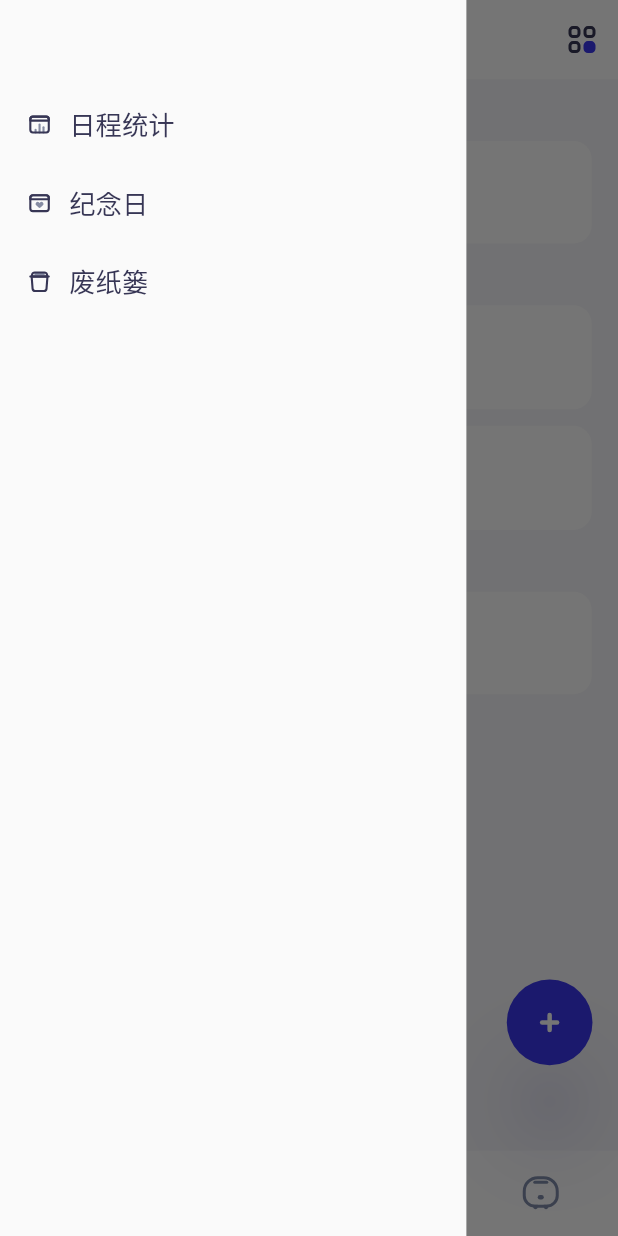
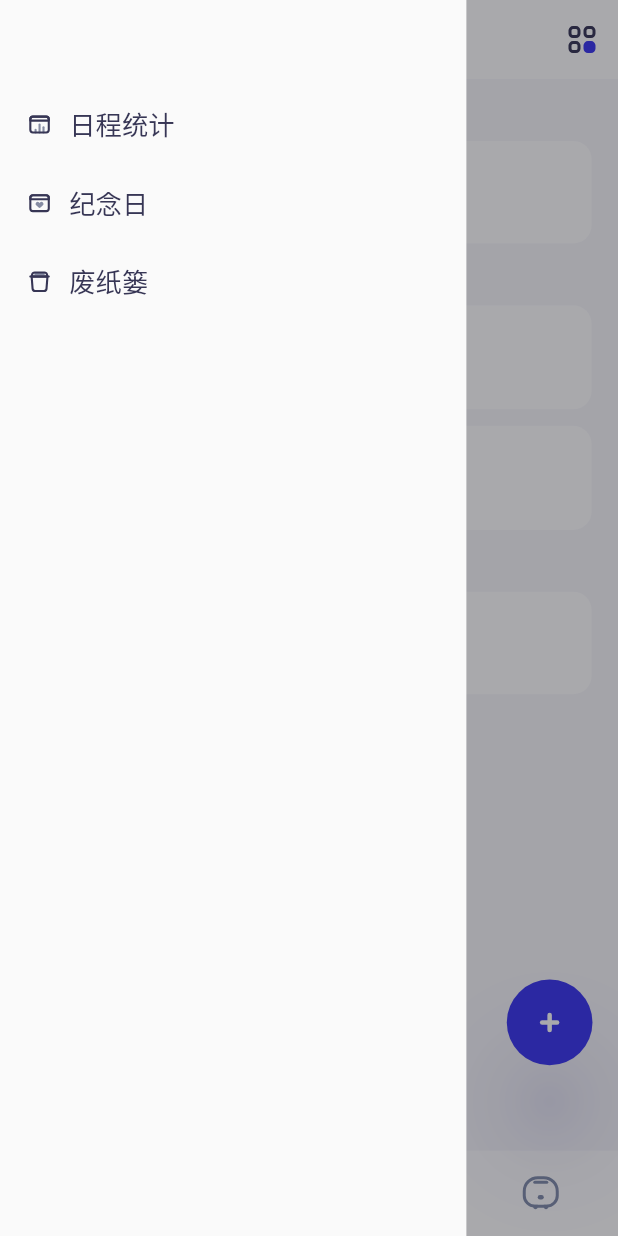
Before and after one commit to glitchboyl/DOIT, a Flutter app: the screen it shows after launch, after a tap on an icon or button, on a phone screen of 412 x 824 dp. Run offline on Flutter 3.47's test engine with Material 2 defaults, Android fonts, the phone set to English and light mode, and no system bars; drawn by our look-alikes of flutter_slidable; our stand-ins replace dotted_line, flutter_screenutil, flutter_svg.

Commit message:
feat(wip): confirm dialog

```diff
--- a/lib/constants/styles.dart
+++ b/lib/constants/styles.dart
@@ -8,8 +8,9 @@ abstract class Styles {
   static const Color PrimaryTextColor = Color(0xFF373655);
   static const Color SecondaryTextColor = Color(0xFF868CA3);
   static const Color BackgroundColor = Color(0xFFF7F7FA);
+  static const Color BarrierColor = Color(0x5C10101A);
+  static const Color DeactivedColor = Color(0xFFDBDEEE);
   static const Color DeactivedDeepColor = Color(0xFFB8BBCC);
-  static const Color DeactivedColor = Color(0xFFDBDEEE);
   static const Color ToDoItemLevelIVColor = Color(0xFF4BEB9B);
   static const Color ToDoItemLevelIIIColor = Color(0xFF3DCFFF);
   static const Color ToDoItemLevelIIColor = Color(0xFFFFD83D);
@@ -28,6 +29,8 @@ abstract class Styles {
   static const Color ResumeActivedColor = Color(0xFFD2AA26);
   static const Color AddToDoItemButtonShadowColor = Color(0x33312DE0);
 
+  static const Color DialogActionActivedColor = Color(0xFFEFEFF2);
+
   static double textSize = 14.sp;
   static double textLineHeight = 20.sp;
   static double smallTextSize = 12.sp;
@@ -35,6 +38,8 @@ abstract class Styles {
   static double largeTextSize = 18.sp;
   static double largeTextLineHeight = 26.sp;
 
+  static double dialogContentLineHeight = 18.sp;
+
   static double drawerItemTextSize = 16.sp;
   static double drawerItemTextLineHeight = 22.sp;
 }
--- a/lib/main.dart
+++ b/lib/main.dart
@@ -72,6 +72,7 @@ class DOITAppState extends State<DOITApp> {
           ),
           themeMode: ThemeMode.light,
           home: Scaffold(
+            drawerScrimColor: Styles.BarrierColor,
             appBar: _appBarWidgets[_currentIndex],
             body: IndexedStack(index: _currentIndex, children: _pageWidgets),
             drawer: SchedulePageDrawer(),
--- /dev/null
+++ b/lib/utils/show_confirm_dialog.dart
@@ -0,0 +1,20 @@
+import 'package:flutter/material.dart';
+import 'package:doit/widgets/confirm_dialog.dart';
+import 'package:doit/constants/styles.dart';
+
+final showConfirmDialog = ({
+  required BuildContext context,
+  required String content,
+  required void Function(BuildContext) onConfirm,
+  bool? danger,
+}) =>
+    showDialog(
+      context: context,
+      builder: (context) => ConfirmDialogBuilder(
+          key: UniqueKey(),
+          content: content,
+          onConfirm: onConfirm,
+          danger: danger),
+      barrierDismissible: false,
+      barrierColor: Styles.BarrierColor,
+    );
--- a/lib/widgets/add_to_do_item_button.dart
+++ b/lib/widgets/add_to_do_item_button.dart
@@ -45,7 +45,7 @@ class AddToDoItemButtonState extends State<AddToDoItemButton>
         shadowColor: Styles.AddToDoItemButtonShadowColor,
         elevation: 24.w,
         shape: const CircleBorder(),
-        child: SVGIcon(
+        child: const SVGIcon(
           icon: 'assets/images/add_to_do_item.svg',
         ),
         onPressed: () => showModalBottomSheet(
@@ -53,6 +53,7 @@ class AddToDoItemButtonState extends State<AddToDoItemButton>
           transitionAnimationController: _animationController,
           isScrollControlled: true,
           backgroundColor: Styles.RegularBaseColor,
+          barrierColor: Styles.BarrierColor,
           shape: RoundedRectangleBorder(
             borderRadius: BorderRadiusDirectional.vertical(
               top: Radius.circular(MEAS.addToDoItemDialogRadius),
--- a/lib/widgets/interactive_button.dart
+++ b/lib/widgets/interactive_button.dart
@@ -12,6 +12,7 @@ class InteractiveButton extends StatefulWidget {
     this.child,
     required this.onPressed,
   }) : super(key: key);
+
   final Size? fixedSize;
   final Color color;
   final Color? activedColor;
```
Also changed, not shown: lib/pages/schedule/index.dart (+8 -6 lines), lib/widgets/confirm_dialog.dart (added, +82 -0 lines), lib/widgets/confirm_dialog_action_button.dart (added, +34 -0 lines), lib/widgets/dialog.dart (deleted, +0 -27 lines).
